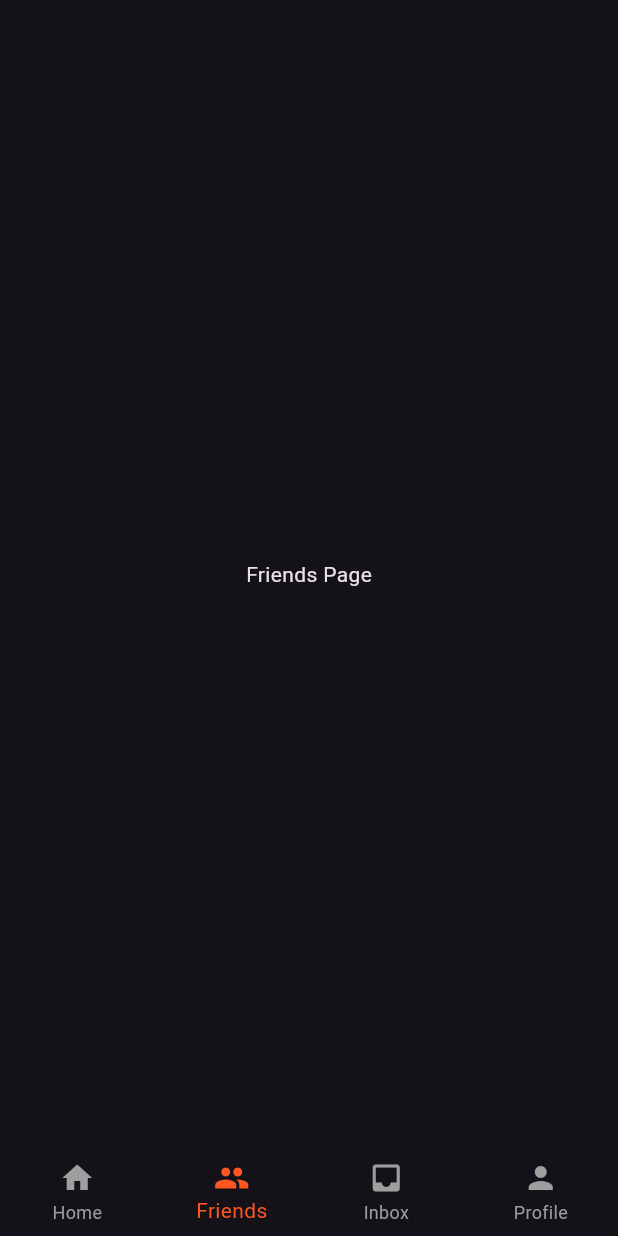
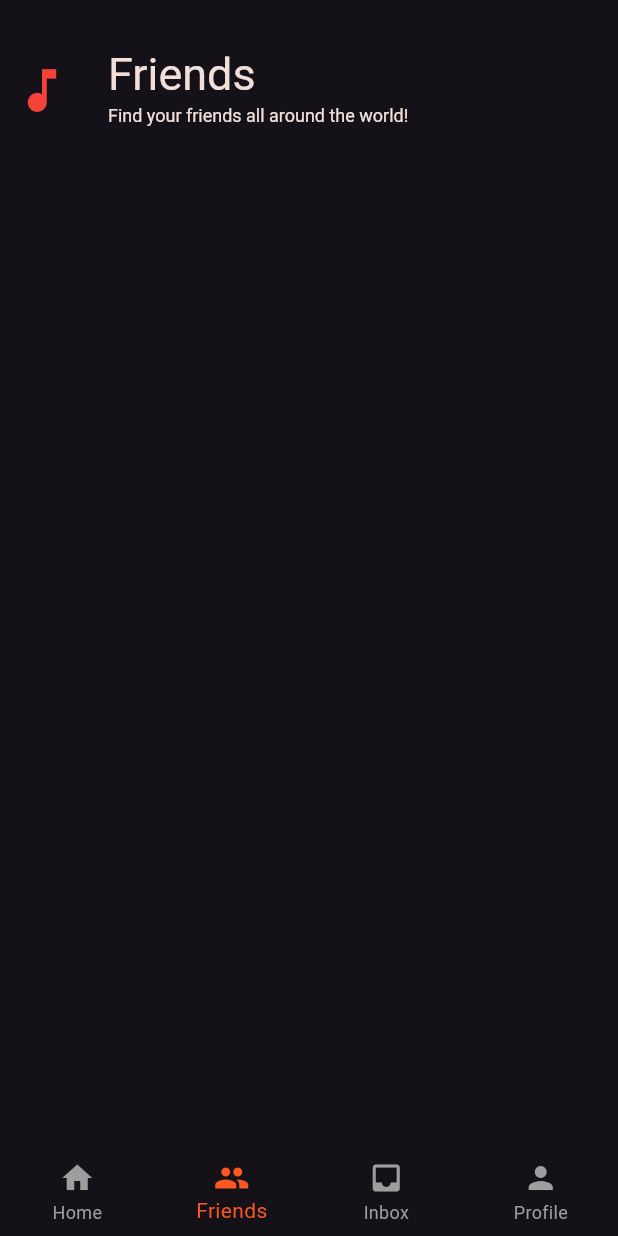
Before and after one commit to AechyAechisAeching/tunetalk, a Flutter app: the screen it shows after launch, swiped to page 2, on a phone screen of 412 x 824 dp. Run offline on Flutter 3.47's test engine with Material 3 defaults, Android fonts, the phone set to English and light mode, and no system bars.

Commit message:
Homepage with Friends title

```diff
--- a/lib/pages/friends_page.dart
+++ b/lib/pages/friends_page.dart
@@ -5,6 +5,35 @@ class FriendsPage extends StatelessWidget {
 
   @override
   Widget build(BuildContext context) {
-    return Scaffold(body: Center(child: Text('Friends Page')));
+    return Scaffold(
+      appBar: AppBar(
+        leading: Padding(
+          padding: const EdgeInsets.only(top: 20),
+          child: const Icon(Icons.music_note, color: Colors.red),
+        ),
+        iconTheme: const IconThemeData(size: 38),
+        backgroundColor: Colors.transparent,
+        elevation: 0,
+        toolbarHeight: 100,
+
+        title: const Column(
+          crossAxisAlignment: CrossAxisAlignment.start,
+          mainAxisSize: MainAxisSize.min,
+          children: [
+            Padding(
+              padding: EdgeInsets.only(top: 35),
+              child: Text('Friends', style: TextStyle(fontSize: 30)),
+            ),
+            Padding(
+              padding: EdgeInsets.only(bottom: 20),
+              child: Text(
+                'Find your friends all around the world!',
+                style: TextStyle(fontSize: 12),
+              ),
+            ),
+          ],
+        ),
+      ),
+    );
   }
 }
```
Also changed, not shown: lib/pages/home_page.dart (+11 -1 lines).
